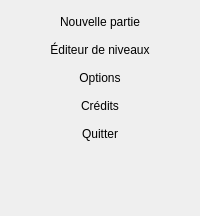
First picture: the form in Source/Elements/UI/MainMenu.ui, repository azertval/JustAnotherDnDGame, before the edit.
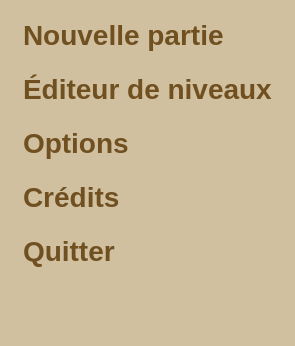
Second picture: the form after the edit. Custom widgets are drawn as their Qt base class.

The edit to the form file:
```diff
--- a/Source/Elements/UI/MainMenu.ui
+++ b/Source/Elements/UI/MainMenu.ui
@@ -2,6 +2,33 @@
 <ui version="4.0">
  <class>MainMenu</class>
  <widget class="QWidget" name="MainMenu">
+  <property name="styleSheet">
+   <string notr="true">#MainMenu {
+    background-color: #d0c0a0;
+    font-family: "Pixelify Sans", monospace;
+    font-size: 20px;
+    color: #302000;
+}
+
+#MainMenu QPushButton {
+    color: #705020;
+    background: transparent;
+    border: none;
+    border-radius: 0;
+    text-align: left;
+    padding: 8px 12px;
+    font-size: 28px;
+    font-weight: bold;
+}
+
+#MainMenu QPushButton:hover, #MainMenu QPushButton:focus {
+    color: #c0a060;
+}
+
+#MainMenu QPushButton:disabled {
+    color: #907030;
+}</string>
+  </property>
   <layout class="QVBoxLayout" name="verticalLayout">
    <!-- Marges posees en code (MainMenu::MainMenu, LOT-56) depuis l'echelle d'espacement des
         jetons, pas de nombre fige ici. -->
```
Left out of the diff: 4 changed lines with no effect on the pictures.
